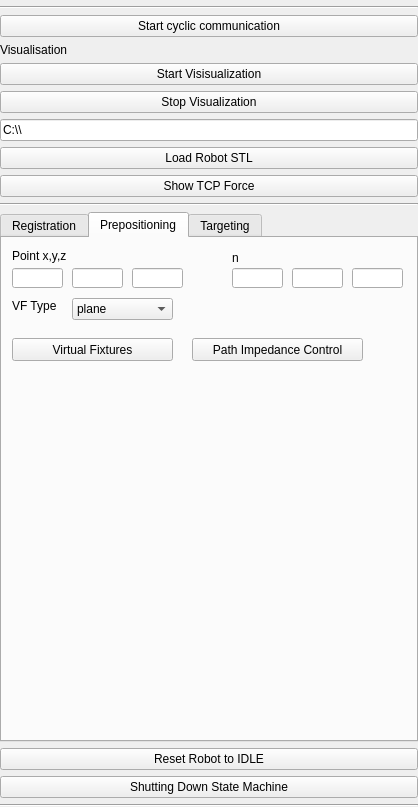
SNRLab/LightWeightRobotIGT, file LightWeightRobotIGT/Resources/UI/qSlicerLightWeightRobotIGTFooBarWidget.ui: the form before one commit.
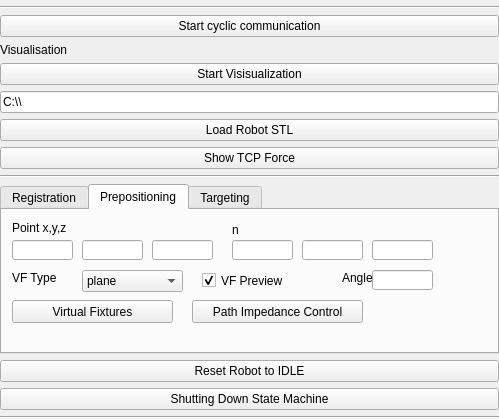
The form after the commit. The open tabs and pages were chosen to show the change. Custom widgets are drawn as their Qt base class.

Commit message:
ENH: Definition of Virtual Fixtures
Defintion of virtual fixtures using fiducials. Reduced number of
buttons.

```diff
--- a/LightWeightRobotIGT/Resources/UI/qSlicerLightWeightRobotIGTFooBarWidget.ui
+++ b/LightWeightRobotIGT/Resources/UI/qSlicerLightWeightRobotIGTFooBarWidget.ui
@@ -6,8 +6,8 @@
    <rect>
     <x>0</x>
     <y>0</y>
-    <width>418</width>
-    <height>807</height>
+    <width>499</width>
+    <height>419</height>
    </rect>
   </property>
   <property name="windowTitle">
@@ -54,13 +54,6 @@
      </property>
     </widget>
    </item>
-   <item>
-    <widget class="QPushButton" name="StopVisual">
-     <property name="text">
-      <string>Stop Visualization</string>
-     </property>
-    </widget>
-   </item>
    <item>
     <widget class="QLineEdit" name="LineEditRobotPath">
      <property name="enabled">
@@ -142,7 +135,7 @@
        <property name="geometry">
         <rect>
          <x>10</x>
-         <y>100</y>
+         <y>90</y>
          <width>161</width>
          <height>23</height>
         </rect>
@@ -180,7 +173,7 @@
       <widget class="QComboBox" name="comboBox_VFtype">
        <property name="geometry">
         <rect>
-         <x>70</x>
+         <x>80</x>
          <y>60</y>
          <width>101</width>
          <height>22</height>
@@ -215,7 +208,7 @@
         <rect>
          <x>10</x>
          <y>30</y>
-         <width>51</width>
+         <width>61</width>
          <height>20</height>
         </rect>
        </property>
@@ -223,9 +216,9 @@
       <widget class="QLineEdit" name="lineEdit_VFy">
        <property name="geometry">
         <rect>
-         <x>70</x>
+         <x>80</x>
          <y>30</y>
-         <width>51</width>
+         <width>61</width>
          <height>20</height>
         </rect>
        </property>
@@ -233,9 +226,9 @@
       <widget class="QLineEdit" name="lineEdit_VFz">
        <property name="geometry">
         <rect>
-         <x>130</x>
+         <x>150</x>
          <y>30</y>
-         <width>51</width>
+         <width>61</width>
          <height>20</height>
         </rect>
        </property>
@@ -245,7 +238,7 @@
         <rect>
          <x>230</x>
          <y>30</y>
-         <width>51</width>
+         <width>61</width>
          <height>20</height>
         </rect>
        </property>
@@ -253,9 +246,9 @@
       <widget class="QLineEdit" name="lineEdit_VFny">
        <property name="geometry">
         <rect>
-         <x>290</x>
+         <x>300</x>
          <y>30</y>
-         <width>51</width>
+         <width>61</width>
          <height>20</height>
         </rect>
        </property>
@@ -263,9 +256,9 @@
       <widget class="QLineEdit" name="lineEdit_VFnz">
        <property name="geometry">
         <rect>
-         <x>350</x>
+         <x>370</x>
          <y>30</y>
-         <width>51</width>
+         <width>61</width>
          <height>20</height>
         </rect>
        </property>
@@ -274,7 +267,7 @@
        <property name="geometry">
         <rect>
          <x>190</x>
-         <y>100</y>
+         <y>90</y>
          <width>171</width>
          <height>23</height>
         </rect>
@@ -283,6 +276,45 @@
         <string>Path Impedance Control</string>
        </property>
       </widget>
+      <widget class="QLineEdit" name="lineEdit_VFphi">
+       <property name="geometry">
+        <rect>
+         <x>370</x>
+         <y>60</y>
+         <width>61</width>
+         <height>20</height>
+        </rect>
+       </property>
+      </widget>
+      <widget class="QLabel" name="label_2">
+       <property name="geometry">
+        <rect>
+         <x>340</x>
+         <y>60</y>
+         <width>31</width>
+         <height>16</height>
+        </rect>
+       </property>
+       <property name="text">
+        <string>Angle</string>
+       </property>
+      </widget>
+      <widget class="QCheckBox" name="checkBox_VF_Preview">
+       <property name="geometry">
+        <rect>
+         <x>200</x>
+         <y>60</y>
+         <width>91</width>
+         <height>21</height>
+        </rect>
+       </property>
+       <property name="text">
+        <string>VF Preview</string>
+       </property>
+       <property name="checked">
+        <bool>true</bool>
+       </property>
+      </widget>
      </widget>
      <widget class="QWidget" name="tab">
       <attribute name="title">
```
Left out of the diff: 213 changed lines with no effect on the pictures. The commit also changes 2 other files.
